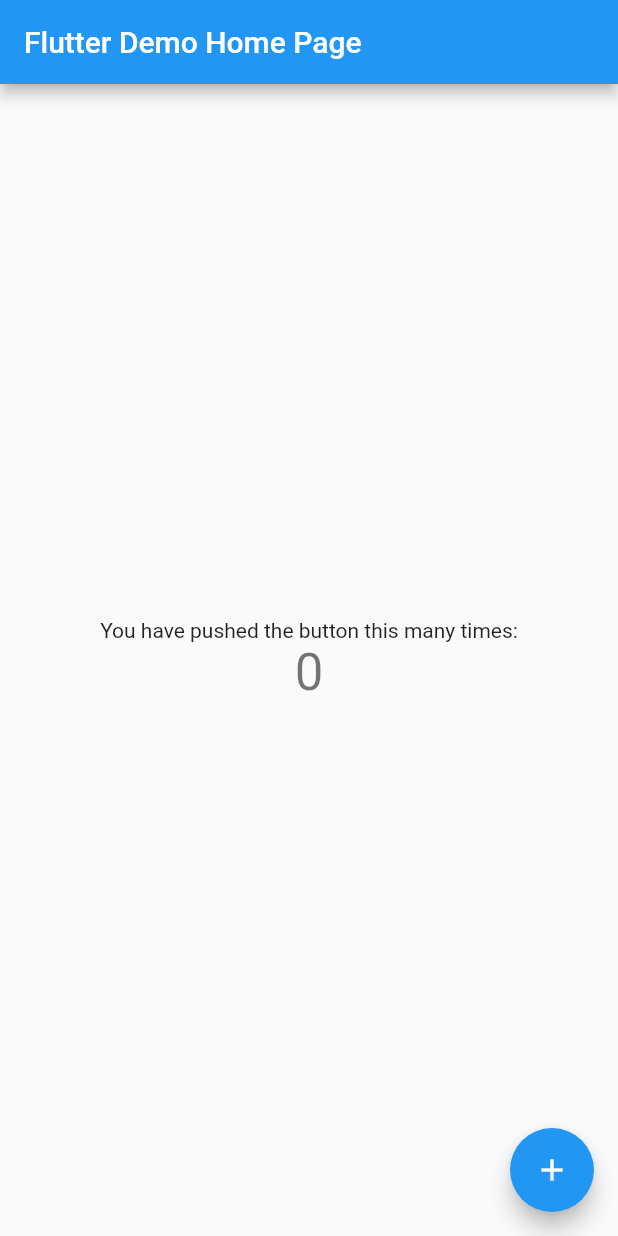
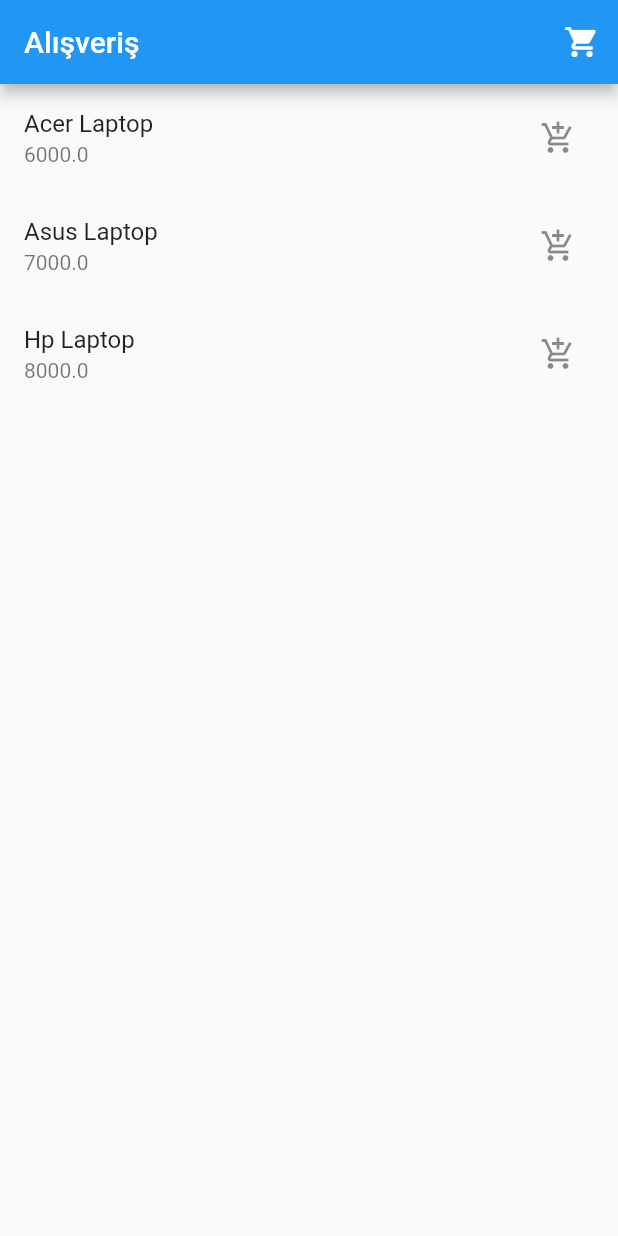
Before and after one commit to ramisyk/flutter-train-bloc, a Flutter app: the screen it shows after launch, on a phone screen of 412 x 824 dp. Run offline on Flutter 3.47's test engine with Material 2 defaults, Android fonts, the phone set to English and light mode, and no system bars.

Commit message:
BLoCs are writed

```diff
--- a/lib/data/product_service.dart
+++ b/lib/data/product_service.dart
@@ -13,8 +13,8 @@ class ProductService {
 
   static List<Product> getAll(){
     products.add(new Product(1, "Acer Laptop", 6000));
-    products.add(new Product(2, "Acer Laptop", 6000));
-    products.add(new Product(3, "Acer Laptop", 6000));
+    products.add(new Product(2, "Asus Laptop", 7000));
+    products.add(new Product(3, "Hp Laptop", 8000));
     return products;
   }
 }
--- a/lib/main.dart
+++ b/lib/main.dart
@@ -1,3 +1,5 @@
+import 'package:bloc_sample/screens/cart_screen.dart';
+import 'package:bloc_sample/screens/product_list_screen.dart';
 import 'package:flutter/material.dart';
 
 void main() {
@@ -5,113 +7,14 @@ void main() {
 }
 
 class MyApp extends StatelessWidget {
-  // This widget is the root of your application.
   @override
   Widget build(BuildContext context) {
     return MaterialApp(
-      title: 'Flutter Demo',
-      theme: ThemeData(
-        // This is the theme of your application.
-        //
-        // Try running your application with "flutter run". You'll see the
-        // application has a blue toolbar. Then, without quitting the app, try
-        // changing the primarySwatch below to Colors.green and then invoke
-        // "hot reload" (press "r" in the console where you ran "flutter run",
-        // or simply save your changes to "hot reload" in a Flutter IDE).
-        // Notice that the counter didn't reset back to zero; the application
-        // is not restarted.
-        primarySwatch: Colors.blue,
-        // This makes the visual density adapt to the platform that you run
-        // the app on. For desktop platforms, the controls will be smaller and
-        // closer together (more dense) than on mobile platforms.
-        visualDensity: VisualDensity.adaptivePlatformDensity,
-      ),
-      home: MyHomePage(title: 'Flutter Demo Home Page'),
+      routes: {
+        "/":(BuildContext context) => ProductListScreen(),
+        "/cart":(BuildContext context) => CartScreen()
+      },
+      initialRoute: "/",
     );
   }
 }
-
-class MyHomePage extends StatefulWidget {
-  MyHomePage({Key key, this.title}) : super(key: key);
-
-  // This widget is the home page of your application. It is stateful, meaning
-  // that it has a State object (defined below) that contains fields that affect
-  // how it looks.
-
-  // This class is the configuration for the state. It holds the values (in this
-  // case the title) provided by the parent (in this case the App widget) and
-  // used by the build method of the State. Fields in a Widget subclass are
-  // always marked "final".
-
-  final String title;
-
-  @override
-  _MyHomePageState createState() => _MyHomePageState();
-}
-
-class _MyHomePageState extends State<MyHomePage> {
-  int _counter = 0;
-
-  void _incrementCounter() {
-    setState(() {
-      // This call to setState tells the Flutter framework that something has
-      // changed in this State, which causes it to rerun the build method below
-      // so that the display can reflect the updated values. If we changed
-      // _counter without calling setState(), then the build method would not be
-      // called again, and so nothing would appear to happen.
-      _counter++;
-    });
-  }
-
-  @override
-  Widget build(BuildContext context) {
-    // This method is rerun every time setState is called, for instance as done
-    // by the _incrementCounter method above.
-    //
-    // The Flutter framework has been optimized to make rerunning build methods
-    // fast, so that you can just rebuild anything that needs updating rather
-    // than having to individually change instances of widgets.
-    return Scaffold(
-      appBar: AppBar(
-        // Here we take the value from the MyHomePage object that was created by
-        // the App.build method, and use it to set our appbar title.
-        title: Text(widget.title),
-      ),
-      body: Center(
-        // Center is a layout widget. It takes a single child and positions it
-        // in the middle of the parent.
-        child: Column(
-          // Column is also a layout widget. It takes a list of children and
-          // arranges them vertically. By default, it sizes itself to fit its
-          // children horizontally, and tries to be as tall as its parent.
-          //
-          // Invoke "debug painting" (press "p" in the console, choose the
-          // "Toggle Debug Paint" action from the Flutter Inspector in Android
-          // Studio, or the "Toggle Debug Paint" command in Visual Studio Code)
-          // to see the wireframe for each widget.
-          //
-          // Column has various properties to control how it sizes itself and
-          // how it positions its children. Here we use mainAxisAlignment to
-          // center the children vertically; the main axis here is the vertical
-          // axis because Columns are vertical (the cross axis would be
-          // horizontal).
-          mainAxisAlignment: MainAxisAlignment.center,
-          children: <Widget>[
-            Text(
-              'You have pushed the button this many times:',
-            ),
-            Text(
-              '$_counter',
-              style: Theme.of(context).textTheme.headline4,
-            ),
-          ],
-        ),
-      ),
-      floatingActionButton: FloatingActionButton(
-        onPressed: _incrementCounter,
-        tooltip: 'Increment',
-        child: Icon(Icons.add),
-      ), // This trailing comma makes auto-formatting nicer for build methods.
-    );
-  }
-}
--- /dev/null
+++ b/lib/screens/product_list_screen.dart
@@ -0,0 +1,49 @@
+import 'package:bloc_sample/blocs/cart_bloc.dart';
+import 'package:bloc_sample/blocs/product_bloc.dart';
+import 'package:bloc_sample/models/cart.dart';
+import 'package:flutter/material.dart';
+
+class ProductListScreen extends StatelessWidget{
+  @override
+  Widget build(BuildContext context) {
+    return Scaffold(
+      appBar: AppBar(
+        title: Text("Alışveriş"),
+        actions: [
+          IconButton(
+            icon: Icon(Icons.shopping_cart),
+            onPressed: ()=>Navigator.pushNamed(context, "/cart"),
+          )
+        ],
+      ),
+      body: buildProductList(),
+    );
+  }
+
+  buildProductList() {
+    return StreamBuilder(
+      initialData: productBloc.getAll(),
+      stream: productBloc.getStream,
+      builder: (context, snapshot){
+        return snapshot.data.length > 0 ? buildProductListItem(snapshot) : Center(child: Text("Data yok!!!"),);
+      },
+    );
+  }
+
+  buildProductListItem(AsyncSnapshot<dynamic> snapshot) {
+    return ListView.builder(
+        itemCount: snapshot.data.length,
+        itemBuilder: (BuildContext context, index){
+          final list = snapshot.data;
+          return ListTile(
+            title: Text(list[index].name),
+            subtitle: Text(list[index].price.toString()),
+            trailing: IconButton(
+              icon: Icon(Icons.add_shopping_cart),
+              onPressed: () {cartBloc.addToCart(Cart(list[index], 1));},
+            ),
+          );
+        });
+  }
+  //stream gerekli yapıları build edeceği için stateless uygunl olur
+}
```
Also changed, not shown: lib/screens/cart_screen.dart (added, +39 -0 lines).
